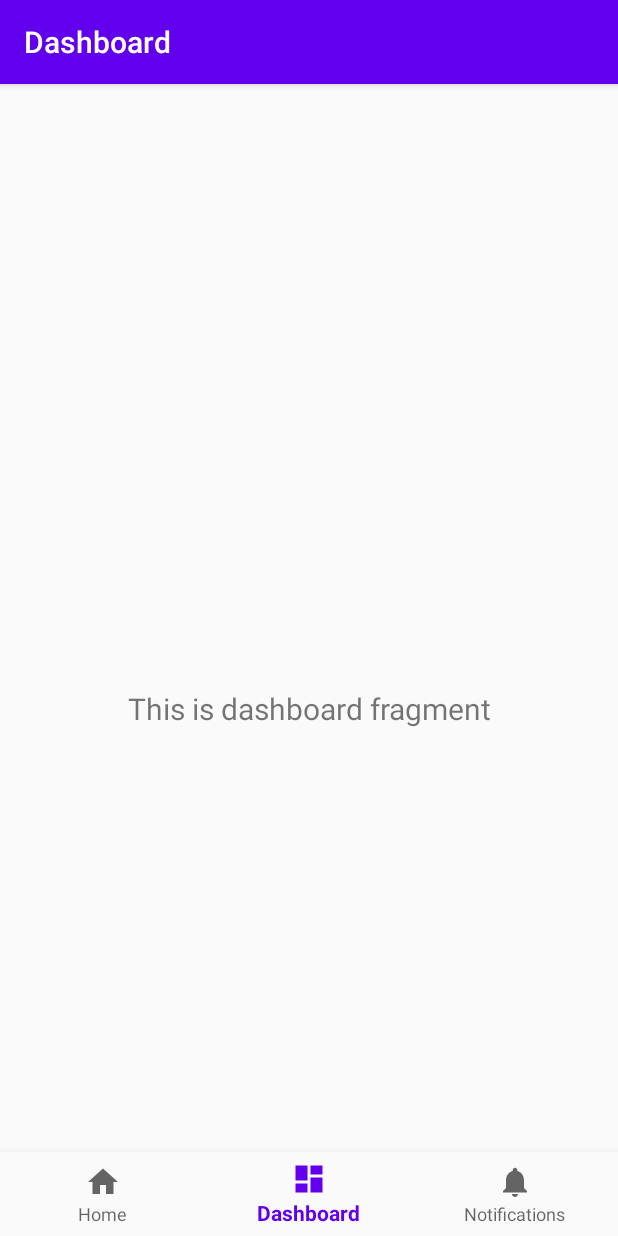
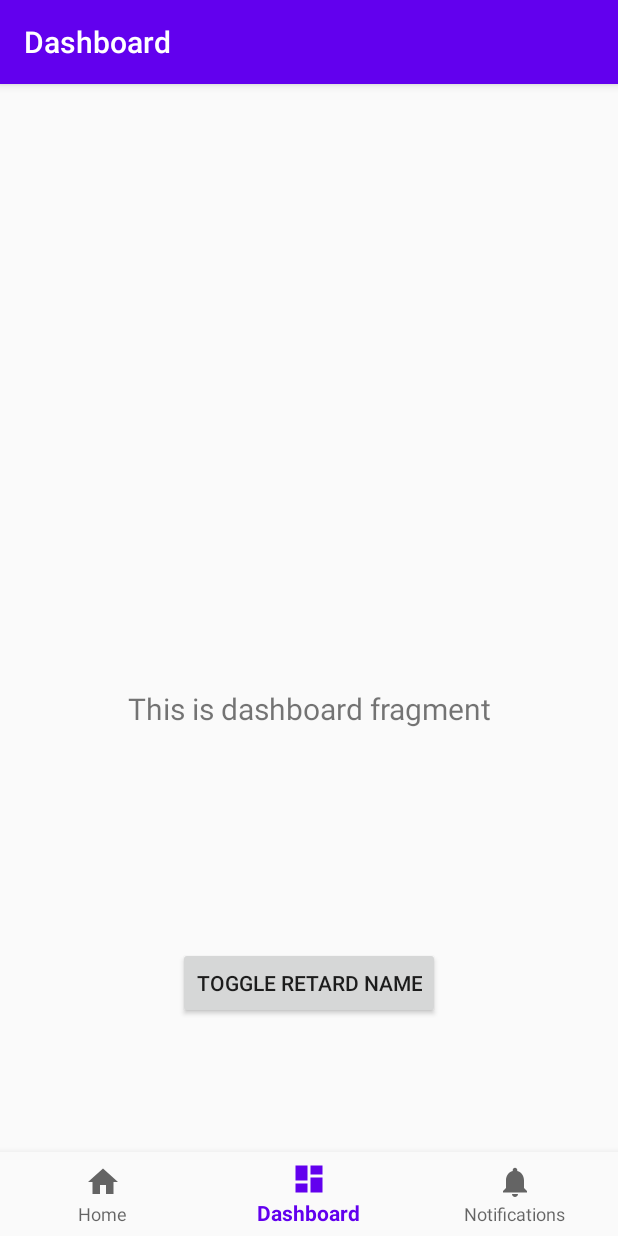
Before and after one commit to joseph-x-li/scottylabs-android-print, an Android app: the DashboardFragment screen opened through its navigation route, on a phone screen of 412 x 824 dp. Run offline under Robolectric (Android 15) with nearby library versions, the phone set to English and light mode, and no system bars; our stand-ins replace navigation-ui.

Commit message:
Fix this dumpster fire

```diff
--- a/app/src/main/java/com/example/burger/scottylabs_android_print/MainActivity.java
+++ b/app/src/main/java/com/example/burger/scottylabs_android_print/MainActivity.java
@@ -1,6 +1,9 @@
 package com.example.burger.scottylabs_android_print;
 
 import android.os.Bundle;
+import android.view.View;
+import android.widget.Button;
+import android.widget.TextView;
 
 import com.google.android.material.bottomnavigation.BottomNavigationView;
 
--- a/app/src/main/java/com/example/burger/scottylabs_android_print/ui/dashboard/DashboardFragment.java
+++ b/app/src/main/java/com/example/burger/scottylabs_android_print/ui/dashboard/DashboardFragment.java
@@ -23,7 +23,7 @@ public class DashboardFragment extends Fragment {
         dashboardViewModel =
                 ViewModelProviders.of(this).get(DashboardViewModel.class);
         View root = inflater.inflate(R.layout.fragment_dashboard, container, false);
-        final TextView textView = root.findViewById(R.id.text_dashboard);
+        final TextView textView = root.findViewById(R.id.retardName);
         dashboardViewModel.getText().observe(getViewLifecycleOwner(), new Observer<String>() {
             @Override
             public void onChanged(@Nullable String s) {
--- a/app/src/main/res/layout/activity_main.xml
+++ b/app/src/main/res/layout/activity_main.xml
@@ -1,6 +1,7 @@
 <?xml version="1.0" encoding="utf-8"?>
 <androidx.constraintlayout.widget.ConstraintLayout xmlns:android="http://schemas.android.com/apk/res/android"
     xmlns:app="http://schemas.android.com/apk/res-auto"
+    xmlns:tools="http://schemas.android.com/tools"
     android:id="@+id/container"
     android:layout_width="match_parent"
     android:layout_height="match_parent"
@@ -25,9 +26,11 @@
         android:layout_height="match_parent"
         app:defaultNavHost="true"
         app:layout_constraintBottom_toTopOf="@id/nav_view"
+        app:layout_constraintHorizontal_bias="0.0"
         app:layout_constraintLeft_toLeftOf="parent"
         app:layout_constraintRight_toRightOf="parent"
         app:layout_constraintTop_toTopOf="parent"
+        app:layout_constraintVertical_bias="1.0"
         app:navGraph="@navigation/mobile_navigation" />
 
 </androidx.constraintlayout.widget.ConstraintLayout>
--- a/app/src/main/res/layout/fragment_dashboard.xml
+++ b/app/src/main/res/layout/fragment_dashboard.xml
@@ -7,16 +7,27 @@
     tools:context=".ui.dashboard.DashboardFragment">
 
     <TextView
-        android:id="@+id/text_dashboard"
+        android:id="@+id/retardName"
         android:layout_width="match_parent"
         android:layout_height="wrap_content"
         android:layout_marginStart="8dp"
         android:layout_marginTop="8dp"
         android:layout_marginEnd="8dp"
+        android:text="Joseph Li"
         android:textAlignment="center"
         android:textSize="20sp"
         app:layout_constraintBottom_toBottomOf="parent"
         app:layout_constraintEnd_toEndOf="parent"
         app:layout_constraintStart_toStartOf="parent"
         app:layout_constraintTop_toTopOf="parent" />
+
+    <Button
+        android:id="@+id/button"
+        android:layout_width="wrap_content"
+        android:layout_height="wrap_content"
+        android:text="TOGGLE RETARD NAME"
+        app:layout_constraintBottom_toBottomOf="parent"
+        app:layout_constraintEnd_toEndOf="parent"
+        app:layout_constraintStart_toStartOf="parent"
+        app:layout_constraintTop_toBottomOf="@+id/retardName" />
 </androidx.constraintlayout.widget.ConstraintLayout>
```
Also changed, not shown: app/src/main/java/com/example/burger/scottylabs_android_print/ui/dashboard/DashboardViewModel.java (+22 -0 lines).
